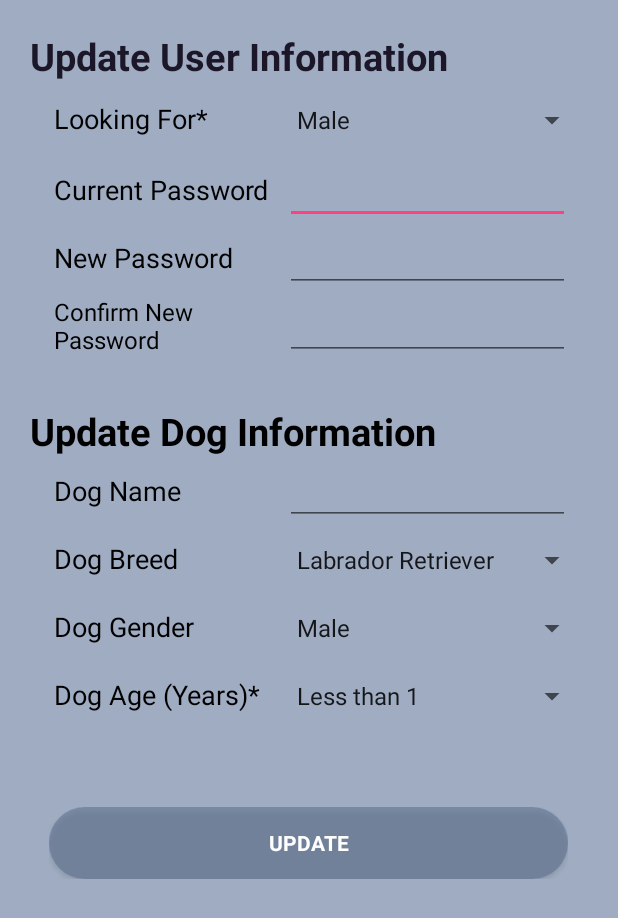
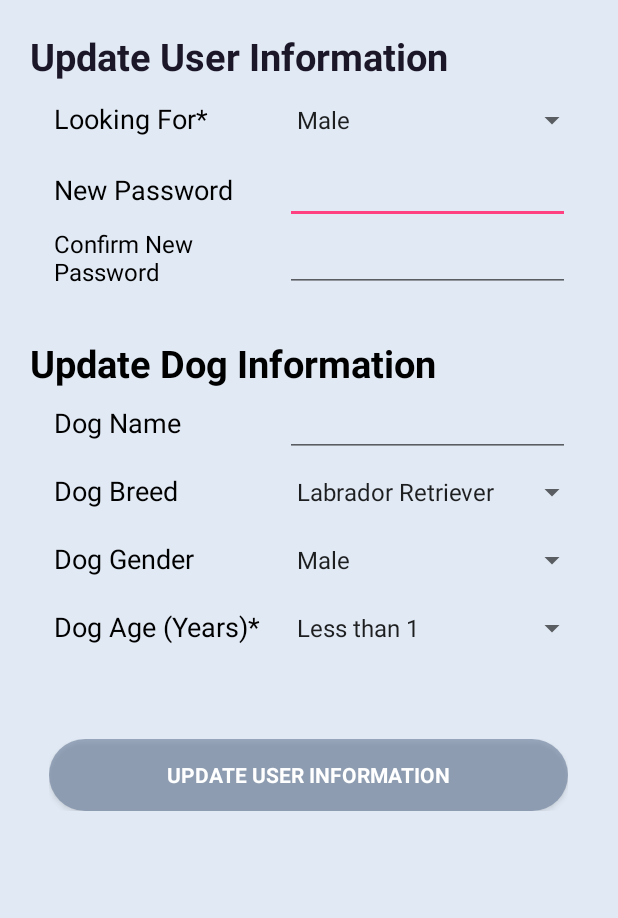
Before and after one commit to danask/LetsBone, an Android app: the layout user_menu_registration.xml on its own in the app's theme, with its tools: preview values and no code run, on a phone screen of 412 x 824 dp. Shown: the top 918 px of the screen. Run offline under Robolectric (Android 15) with nearby library versions, the phone set to English and light mode, and no system bars.

Commit message:
Finished Edit User Profile functionality.

```diff
--- a/app/src/main/java/com/mobile/letsbone/PhotoUploadActivity.java
+++ b/app/src/main/java/com/mobile/letsbone/PhotoUploadActivity.java
@@ -148,9 +148,10 @@ public class PhotoUploadActivity extends AppCompatActivity {
             public void onComplete(@NonNull Task<Uri> task) {
                 if (task.isSuccessful()) {
                     Uri imageURL = task.getResult();
+                    String profilePhotoURL = imageURL.toString();
                     //TODO: Get the UID of the photo in Storage and put it as the value of Photo in the DB
                     //databaseReference.child("Photo").setValue(imageURL.toString());
-                    databaseReference.child("Photo").setValue(randomUID);
+                    databaseReference.child("ProfilePhoto").setValue(profilePhotoURL);
                     progressDialog.dismiss();
                     finish();
                 }
--- a/app/src/main/java/com/mobile/letsbone/UserRegistrationActivity.java
+++ b/app/src/main/java/com/mobile/letsbone/UserRegistrationActivity.java
@@ -379,6 +379,7 @@ public class UserRegistrationActivity extends AppCompatActivity {
                             databaseReference.updateChildren(userInfo);
 
                             startActivity(new Intent(getApplicationContext(), MainActivity.class));
+                            finish();
                         }
                     }
                 });
--- a/app/src/main/res/layout/user_menu_registration.xml
+++ b/app/src/main/res/layout/user_menu_registration.xml
@@ -5,7 +5,7 @@
     android:layout_width="match_parent"
     android:layout_height="match_parent"
     tools:context=".UserRegistrationActivity"
-    android:background="#9963789b">
+    android:background="@color/blueLightBackground">
 
     <!--<include-->
     <!--android:id="@+id/title_container"-->
@@ -119,29 +119,29 @@
                 </LinearLayout>
 
                 <!--USER OLD PASSWORD-->
-                <LinearLayout
-                    android:layout_width="match_parent"
-                    android:layout_height="45dp"
-                    android:orientation="horizontal">
+                <!--<LinearLayout-->
+                    <!--android:layout_width="match_parent"-->
+                    <!--android:layout_height="45dp"-->
+                    <!--android:orientation="horizontal">-->
 
-                    <TextView
-                        android:layout_width="170dp"
-                        android:layout_height="match_parent"
-                        android:gravity="center_vertical"
-                        android:paddingLeft="16sp"
-                        android:text="@string/input_current_password"
-                        android:textColor="@android:color/black"
-                        android:textSize="18sp" />
+                    <!--<TextView-->
+                        <!--android:layout_width="170dp"-->
+                        <!--android:layout_height="match_parent"-->
+                        <!--android:gravity="center_vertical"-->
+                        <!--android:paddingLeft="16sp"-->
+                        <!--android:text="@string/input_current_password"-->
+                        <!--android:textColor="@android:color/black"-->
+                        <!--android:textSize="18sp" />-->
 
-                    <EditText
-                        android:id="@+id/editTextCurrentPwd"
-                        android:layout_width="190dp"
-                        android:layout_height="match_parent"
-                        android:gravity="left"
-                        android:paddingRight="20sp"
-                        android:password="true" />
-                    <!--android:hint="@string/hint_pwd"-->
-                </LinearLayout>
+                    <!--<EditText-->
+                        <!--android:id="@+id/editTextCurrentPwd"-->
+                        <!--android:layout_width="190dp"-->
+                        <!--android:layout_height="match_parent"-->
+                        <!--android:gravity="left"-->
+                        <!--android:paddingRight="20sp"-->
+                        <!--android:password="true" />-->
+                    <!--&lt;!&ndash;android:hint="@string/hint_pwd"&ndash;&gt;-->
+                <!--</LinearLayout>-->
 
 
                 <!--USER NEW PASSWORD-->
--- a/app/src/main/res/layout/userupdate_bottom_container.xml
+++ b/app/src/main/res/layout/userupdate_bottom_container.xml
@@ -13,9 +13,10 @@
         android:layout_height="wrap_content"
         android:layout_weight="1"
         android:background="@drawable/blue_btn_bkg"
-        android:text="@string/widget_button_update"
+        android:text="@string/update_user_info"
         android:textColor="#fff"
         android:textSize="14sp"
         android:textStyle="bold" />
+        <!--android:text="@string/widget_button_update"-->
 
 </LinearLayout>
--- a/app/src/main/res/values/strings.xml
+++ b/app/src/main/res/values/strings.xml
@@ -66,6 +66,7 @@
     <string name="user_id">UserID</string>
     <string name="user_info">User Information</string>
     <string name="update_user_info">Update User Information</string>
+    <string name="edit_user_info">Edit User Information</string>
     <string name="first_name">First Name*</string>
     <string name="last_name">Last Name*</string>
     <string name="password">Password</string>
```
Also changed, not shown: app/src/main/java/com/mobile/letsbone/UserFragment.java (+57 -139 lines).
